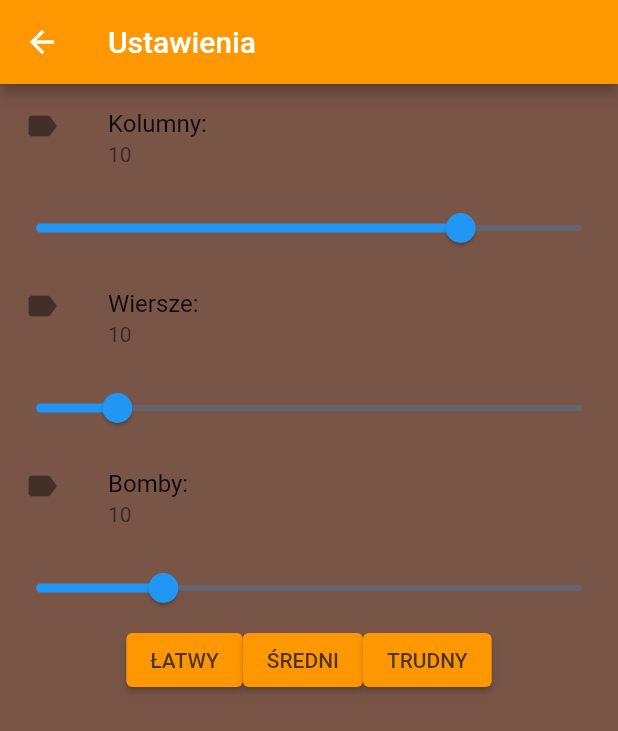
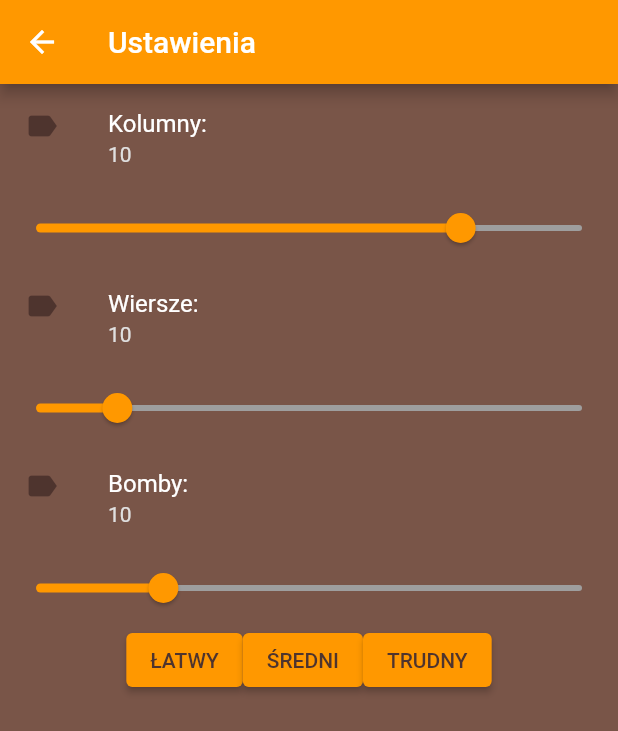
Before and after one commit to Rivixer/ShroomSweeper, a Flutter app: the SettingsPage screen opened directly, on a phone screen of 412 x 824 dp. Shown: the top 731 px of the screen. Run offline on Flutter 3.47's test engine with Material 2 defaults, Android fonts, the phone set to English and light mode, and no system bars; our stand-ins replace shared_preferences; accounts and stored records are empty.

Commit message:
Update colors in settings page

```diff
--- a/lib/pages/settings_page.dart
+++ b/lib/pages/settings_page.dart
@@ -32,12 +32,25 @@ class _SettingsPageState extends State<SettingsPage> {
         child: Column(
           children: [
             ListTile(
-              leading: const Icon(Icons.label),
-              title: const Text('Kolumny:'),
-              subtitle: Text(columns.toString()),
+              leading: Icon(
+                Icons.label,
+                color: Colors.brown[800],
+              ),
+              title: const Text(
+                'Kolumny:',
+                style: TextStyle(color: Colors.white),
+              ),
+              subtitle: Text(
+                columns.toString(),
+                style: TextStyle(
+                  color: Colors.grey[300],
+                ),
+              ),
             ),
             Slider(
               value: columns.toDouble(),
+              activeColor: Colors.orange,
+              inactiveColor: Colors.grey,
               onChanged: (newValue) {
                 setState(
                   () {
@@ -54,12 +67,25 @@ class _SettingsPageState extends State<SettingsPage> {
               max: 12,
             ),
             ListTile(
-              leading: const Icon(Icons.label),
-              title: const Text('Wiersze:'),
-              subtitle: Text(rows.toString()),
+              leading: Icon(
+                Icons.label,
+                color: Colors.brown[800],
+              ),
+              title: const Text(
+                'Wiersze:',
+                style: TextStyle(color: Colors.white),
+              ),
+              subtitle: Text(
+                rows.toString(),
+                style: TextStyle(
+                  color: Colors.grey[300],
+                ),
+              ),
             ),
             Slider(
               value: rows.toDouble(),
+              activeColor: Colors.orange,
+              inactiveColor: Colors.grey,
               onChanged: (newValue) {
                 setState(() {
                   Settings.setRows(newValue.toInt());
@@ -73,14 +99,27 @@ class _SettingsPageState extends State<SettingsPage> {
               max: 50,
             ),
             ListTile(
-              leading: const Icon(Icons.label),
-              title: const Text('Bomby:'),
-              subtitle: Text(bombs.toString()),
+              leading: Icon(
+                Icons.label,
+                color: Colors.brown[800],
+              ),
+              title: const Text(
+                'Bomby:',
+                style: TextStyle(color: Colors.white),
+              ),
+              subtitle: Text(
+                bombs.toString(),
+                style: TextStyle(
+                  color: Colors.grey[300],
+                ),
+              ),
             ),
             Slider(
               value: bombs < rows * columns ~/ 3
                   ? bombs.toDouble()
                   : (rows * columns ~/ 3).toDouble(),
+              activeColor: Colors.orange,
+              inactiveColor: Colors.grey,
               onChanged: (newValue) {
                 setState(
                   () {
```
